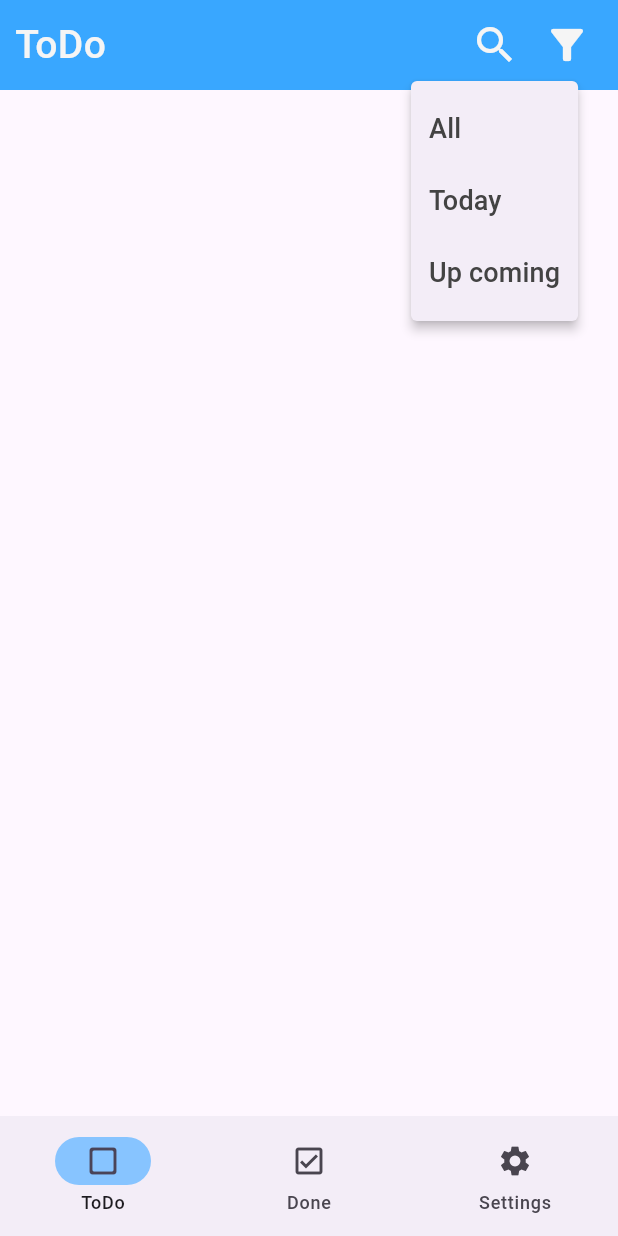
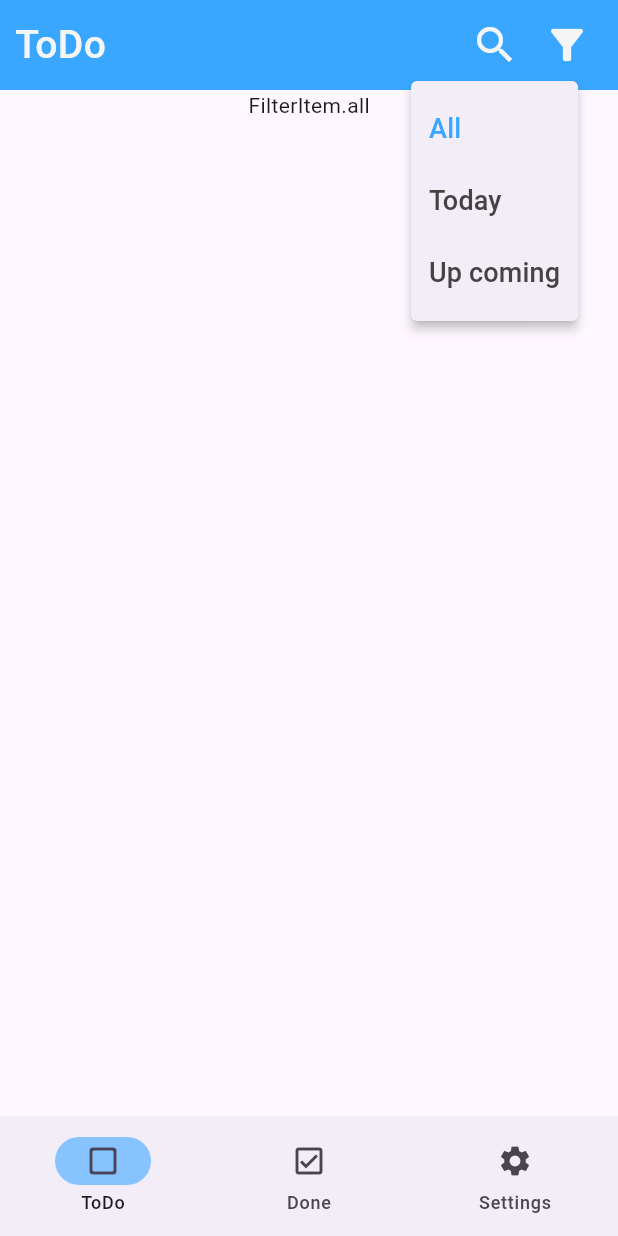
Before and after one commit to PhuocDinh462/Simple-Task, a Flutter app: the screen it shows after launch, after a tap on the "filter alt" icon, on a phone screen of 412 x 824 dp. Run offline on Flutter 3.47's test engine with Material 3 defaults, Android fonts, the phone set to English and light mode, and no system bars.

Commit message:
chore: update filter

```diff
--- a/lib/screens/to_do.dart
+++ b/lib/screens/to_do.dart
@@ -1,25 +1,24 @@
 import 'package:flutter/material.dart';
 import 'package:to_do_list/utils/colors.dart';
 import 'package:to_do_list/widgets/custom_search_bar.dart';
+import 'package:to_do_list/widgets/filter_menu.dart';
 
 class ToDo extends StatefulWidget {
-  final bool searchOpen = false;
-
   const ToDo({Key? key}) : super(key: key);
 
   @override
-  State<StatefulWidget> createState() {
-    return ToDoState();
-  }
+  State<StatefulWidget> createState() => ToDoState();
 }
 
 class ToDoState extends State<ToDo> {
   late bool searchOpen;
+  late FilterItem selectedMenu;
 
   @override
   void initState() {
     super.initState();
-    searchOpen = widget.searchOpen;
+    searchOpen = false;
+    selectedMenu = FilterItem.all;
   }
 
   @override
@@ -63,7 +62,10 @@ class ToDoState extends State<ToDo> {
                         iconSize: 32,
                         color: TextColors.color_50,
                       ),
-                      const FilterMenu(),
+                      FilterMenu(
+                          selectedMenu: selectedMenu,
+                          onItemSelected: (item) =>
+                              setState(() => selectedMenu = item)),
                     ],
                   ),
                 ),
@@ -73,65 +75,10 @@ class ToDoState extends State<ToDo> {
         ),
 
         // Body
-        Container(),
+        Container(
+          child: Text(selectedMenu.toString()),
+        ),
       ],
     );
   }
 }
-
-enum FilterItem { all, today, upComing }
-
-class FilterMenu extends StatefulWidget {
-  const FilterMenu({Key? key}) : super(key: key);
-
-  @override
-  State<FilterMenu> createState() => _FilterMenuState();
-}
-
-class _FilterMenuState extends State<FilterMenu> {
-  FilterItem? selectedMenu;
-
-  @override
-  Widget build(BuildContext context) {
-    return MenuAnchor(
-      builder:
-          (BuildContext context, MenuController controller, Widget? child) {
-        return IconButton(
-          onPressed: () {
-            if (controller.isOpen) {
-              controller.close();
-            } else {
-              controller.open();
-            }
-          },
-          icon: const Icon(Icons.filter_alt),
-          iconSize: 32,
-          color: TextColors.color_50,
-          tooltip: 'Filter',
-        );
-      },
-      alignmentOffset: const Offset(-80, 0),
-      menuChildren: List<MenuItemButton>.generate(
-        3,
-        (int index) {
-          final FilterItem item = FilterItem.values[index];
-          return MenuItemButton(
-            onPressed: () => setState(() => selectedMenu = item),
-            child: Text(
-              index == 0
-                  ? 'All'
-                  : index == 1
-                      ? 'Today'
-                      : 'Up coming',
-              style: TextStyle(
-                  fontSize: 18,
-                  color: selectedMenu == item
-                      ? MainColors.primary_300
-                      : TextColors.color_700),
-            ),
-          );
-        },
-      ),
-    );
-  }
-}
--- /dev/null
+++ b/lib/widgets/filter_menu.dart
@@ -0,0 +1,56 @@
+import 'package:flutter/material.dart';
+import 'package:to_do_list/utils/colors.dart';
+
+enum FilterItem { all, today, upComing }
+
+class FilterMenu extends StatelessWidget {
+  final FilterItem selectedMenu;
+  final ValueChanged<FilterItem> onItemSelected;
+  const FilterMenu(
+      {Key? key, required this.selectedMenu, required this.onItemSelected})
+      : super(key: key);
+
+  @override
+  Widget build(BuildContext context) {
+    return MenuAnchor(
+      builder:
+          (BuildContext context, MenuController controller, Widget? child) {
+        return IconButton(
+          onPressed: () {
+            if (controller.isOpen) {
+              controller.close();
+            } else {
+              controller.open();
+            }
+          },
+          icon: const Icon(Icons.filter_alt),
+          iconSize: 32,
+          color: TextColors.color_50,
+          tooltip: 'Filter',
+        );
+      },
+      alignmentOffset: const Offset(-80, 0),
+      menuChildren: List<MenuItemButton>.generate(
+        3,
+        (int index) {
+          final FilterItem item = FilterItem.values[index];
+          return MenuItemButton(
+            onPressed: () => onItemSelected(item),
+            child: Text(
+              index == 0
+                  ? 'All'
+                  : index == 1
+                      ? 'Today'
+                      : 'Up coming',
+              style: TextStyle(
+                  fontSize: 18,
+                  color: selectedMenu == item
+                      ? MainColors.primary_300
+                      : TextColors.color_700),
+            ),
+          );
+        },
+      ),
+    );
+  }
+}
```
